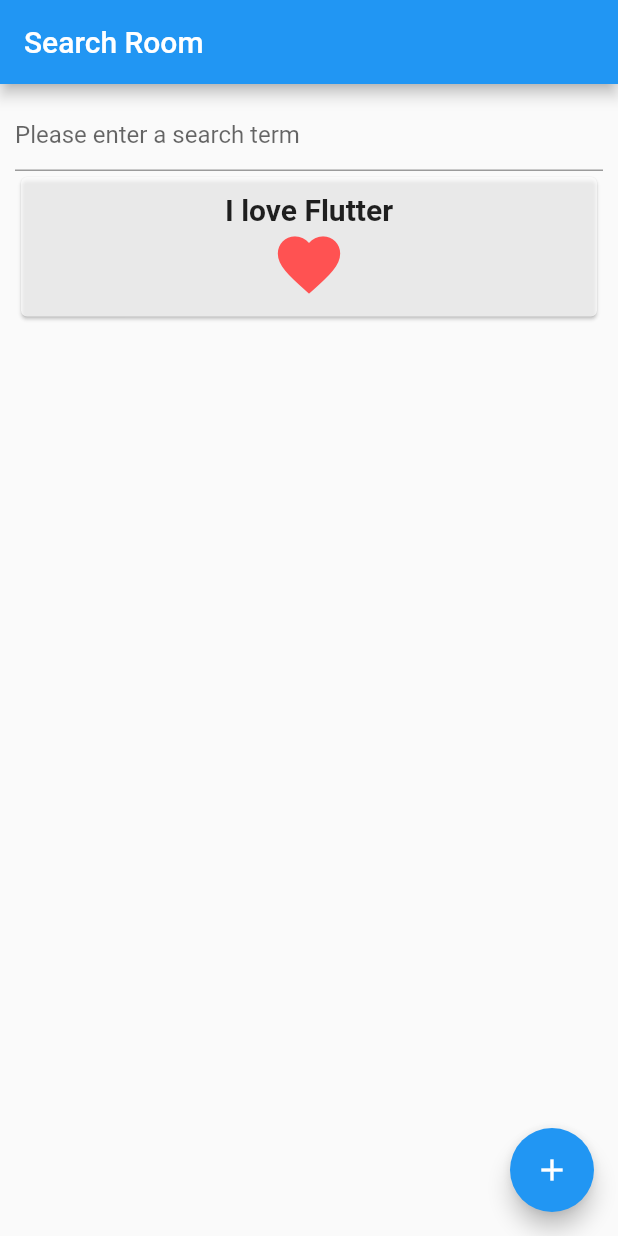
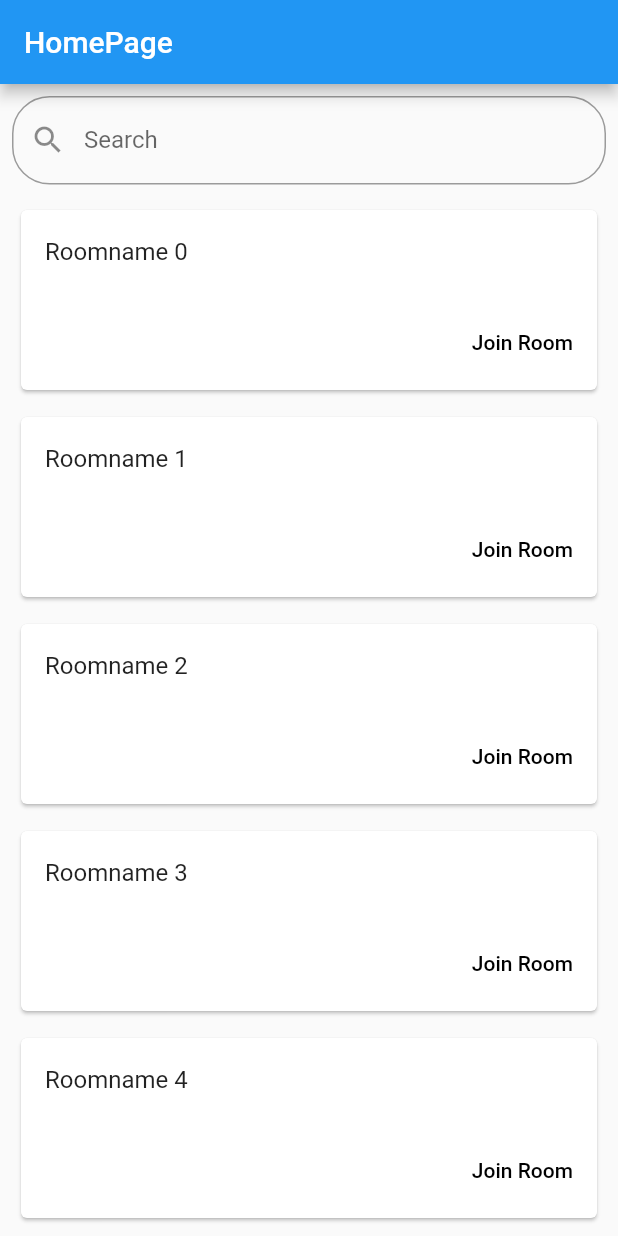
Before and after one commit to Murmelmunz/mop_frontend, a Flutter app: the screen it shows after launch, on a phone screen of 412 x 824 dp. Run offline on Flutter 3.47's test engine with Material 2 defaults, Android fonts, the phone set to English and light mode, and no system bars.

Commit message:
Search list with cards

```diff
--- a/lib/main.dart
+++ b/lib/main.dart
@@ -6,13 +6,14 @@
 void main() => runApp(MyApp());
 
 class MyApp extends StatelessWidget {
+
   @override
   Widget build(BuildContext context) {
     return MaterialApp(
       theme: ThemeData(
         primarySwatch: Colors.blue,
       ),
-      home: SearchRoomPage(),
+      home: new SearchRoomPage(title: 'HomePage'),
       routes: <String, WidgetBuilder>{
         CreateRoomPage.routeName: (BuildContext context) => CreateRoomPage(title: "Create Room"),
         RoomPage.routeName: (BuildContext context) => RoomPage(),
--- a/lib/screens/search_room.dart
+++ b/lib/screens/search_room.dart
@@ -1,51 +1,112 @@
 import 'package:flutter/material.dart';
 
-class SearchRoomPage extends StatelessWidget {
-  static const String routeName = "/";
+class SearchRoomPage extends StatefulWidget {
+    SearchRoomPage({Key key, this.title}) : super(key: key);
+    final String title;
+
+      @override
+      _MyHomePageState createState() => new _MyHomePageState();
+}
+
+class _MyHomePageState extends State<SearchRoomPage> {
+  TextEditingController editingController = TextEditingController();
+
+  final duplicateItems = List<String>.generate(10000, (i) => "Roomname $i");
+  var items = List<String>();
+
+  @override
+  void initState() {
+    items.addAll(duplicateItems);
+    super.initState();
+  }
+
+  void filterSearchResults(String query) {
+    List<String> dummySearchList = List<String>();
+    dummySearchList.addAll(duplicateItems);
+
+    if(query.isNotEmpty) {
+      List<String> dummyListData = List<String>();
+
+      dummySearchList.forEach((item) {
+        if(item.contains(query)) {
+          dummyListData.add(item);
+        }
+      });
+
+      setState(() {
+        items.clear();
+        items.addAll(dummyListData);
+      });
+
+      return;
+    } else {
+
+      setState(() {
+        items.clear();
+        items.addAll(duplicateItems);
+      });
+
+    }
+
+  }
 
   @override
   Widget build(BuildContext context) {
     return new Scaffold(
       appBar: new AppBar(
-        title: new Text("Search Room"),
-        backgroundColor: Colors.blue,
+        title: new Text(widget.title),
       ),
-
-      body: new Container(
-          padding: new EdgeInsets.all(10.0),
-          child: new Column(
-          crossAxisAlignment: CrossAxisAlignment.stretch,
-            children: <Widget> [
-              TextField(
+      body: Container(
+        child: Column(
+          children: <Widget>[
+            Padding(
+              padding: const EdgeInsets.all(8.0),
+              child: TextField(
+                onChanged: (value) {
+                  filterSearchResults(value);
+                },
+                controller: editingController,
                 decoration: InputDecoration(
-                      hintText: 'Please enter a search term'
+                    labelText: "Search",
+                    hintText: "Search",
+                    prefixIcon: Icon(Icons.search),
+                    border: OutlineInputBorder(
+                        borderRadius: BorderRadius.all(Radius.circular(25.0)))),
               ),
             ),
-              new Card(
-                color: Colors.white70,
-                child: new Container(
-                  padding: new EdgeInsets.all(10.0),
-                  child: new Column(
-                    mainAxisAlignment: MainAxisAlignment.spaceBetween,
-                    crossAxisAlignment: CrossAxisAlignment.center,
-                      children: <Widget> [ //Padding between these please
-                      new Text("I love Flutter", style: new TextStyle(fontSize: 20.0, fontWeight: FontWeight.bold)),
-                      new Icon(Icons.favorite, color: Colors.redAccent, size: 50.0)
-              ]
-          )
-    )
-    )
+            Expanded(
+              child: ListView.builder(
+                shrinkWrap: true,
+                itemCount: items.length,
+                itemBuilder: (context, index) {
+                  return new Container(
+                    padding: EdgeInsets.only(left:10, right:10, top:5, bottom:5),
+                      child: Card(
+                        child: Column(
+                          mainAxisSize: MainAxisSize.min,
+                          children: <Widget>[
+                            ListTile(
+                              title: Text('${items[index]}'),
+                            ),
+                            ButtonTheme.bar( // make buttons use the appropriate styles for cards
+                              child: ButtonBar(
+                                children: <Widget>[
+                                  FlatButton(
+                                    child: const Text('Join Room'),
+                                    onPressed: () { /* ... */ },
+                                  ),
+                                ],
+                              ),
+                            ),
                           ]
                         )
                       ),
-
-
-      floatingActionButton: FloatingActionButton(
-        onPressed: () {
-          Navigator.of(context).pushNamed('/create_room');
+                    );
                 },
-        tooltip: 'Create New Room',
-        child: Icon(Icons.add),
+              ),
+            ),
+          ],
+        ),
       ),
     );
   }
```
Lines whose indentation alone changed are shown as unchanged.
